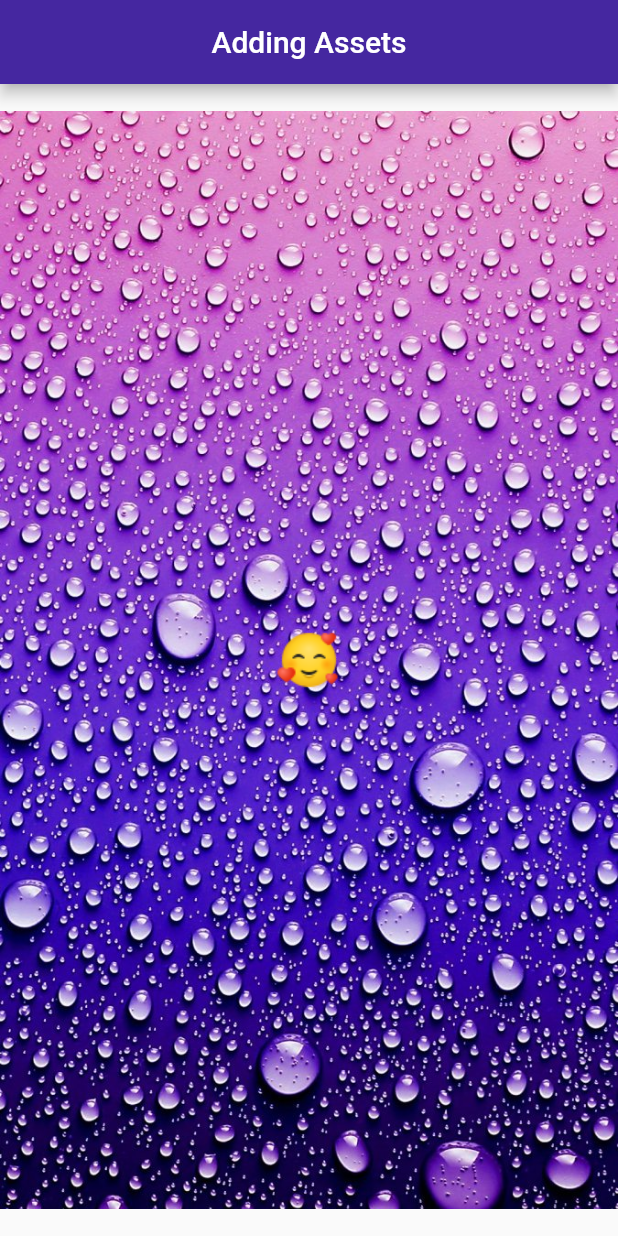
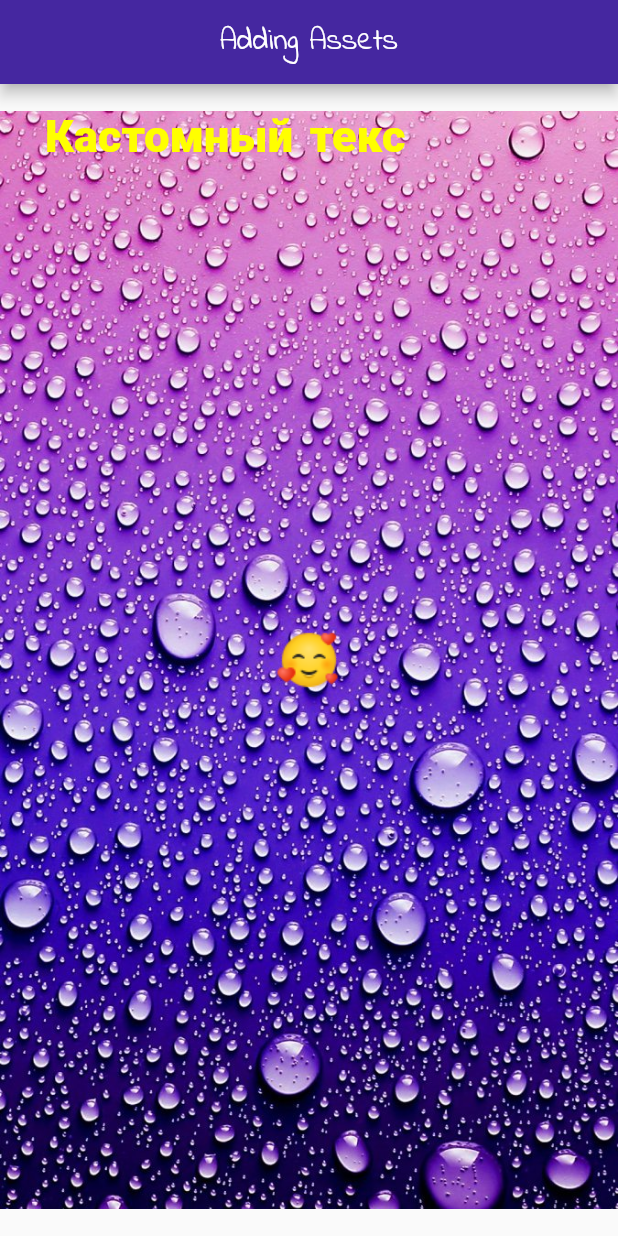
Before and after one commit to Karyakin/flutter_wxamples, a Flutter app: the screen it shows after launch, on a phone screen of 412 x 824 dp. Run offline on Flutter 3.47's test engine with Material 2 defaults, Android fonts, the phone set to English and light mode, and no system bars.

Commit message:
feat: custom font

```diff
--- a/lib/widgets/AssetsExample.dart
+++ b/lib/widgets/AssetsExample.dart
@@ -5,10 +5,11 @@ class AssetExamle extends StatelessWidget {
   @override
   Widget build(BuildContext context) {
     return MaterialApp(
+      theme: ThemeData(fontFamily: 'IndieFlower'),
       home: Scaffold(
         appBar: AppBar(
           backgroundColor: Colors.deepPurple[800],
-          title: Center(
+          title: const Center(
             child: Text('Adding Assets'),
           ),
         ),
@@ -16,10 +17,22 @@ class AssetExamle extends StatelessWidget {
           child: Stack(
             fit: StackFit.expand,
             children: <Widget>[
-              Image(
+              const Image(
                 image: AssetImage('assets/images/bg.jpg'),
               ),
-              Image.asset('assets/icons/icons8.png')
+              Image.asset('assets/icons/icons8.png'),
+              const Positioned(
+                  top: 16,
+                  left: 30,
+                  child: Text(
+                    'Кастомный текс',
+                    style: TextStyle(
+                      fontSize: 30,
+                      fontWeight: FontWeight.w900,
+                      color: Colors.yellowAccent,
+                      // fontFamily: 'IndieFlower'
+                    ),
+                  ))
             ],
           ),
         ),
```
Also changed, not shown: pubspec.yaml (+5 -11 lines), fonts/IndieFlower-Regular.ttf (renamed from Fonts/Indie_Flower/IndieFlower-Regular.ttf).
